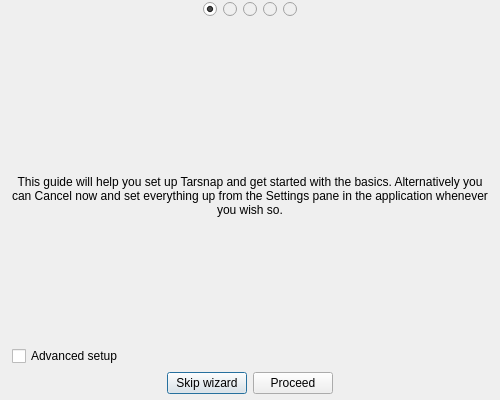
Qt form forms/setupdialog.ui (Tarsnap/tarsnap-gui) before a commit.
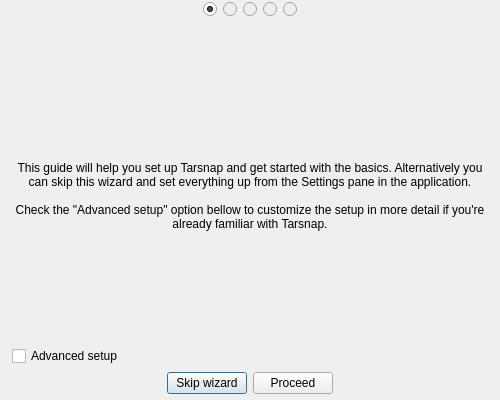
The same form after that commit. Icons and pictures are not drawn.

Commit message: Clarify text on the first page of the setup wizard.

Patch:
```diff
--- a/forms/setupdialog.ui
+++ b/forms/setupdialog.ui
@@ -209,7 +209,9 @@
        <item>
         <widget class="QLabel" name="welcomePageInfoLabel">
          <property name="text">
-          <string>This guide will help you set up Tarsnap and get started with the basics. Alternatively you can Cancel now and set everything up from the Settings pane in the application whenever you wish so.</string>
+          <string>This guide will help you set up Tarsnap and get started with the basics. Alternatively you can skip this wizard and set everything up from the Settings pane in the application.
+
+Check the &quot;Advanced setup&quot; option bellow to customize the setup in more detail if you're already familiar with Tarsnap.</string>
          </property>
          <property name="alignment">
           <set>Qt::AlignCenter</set>
```
